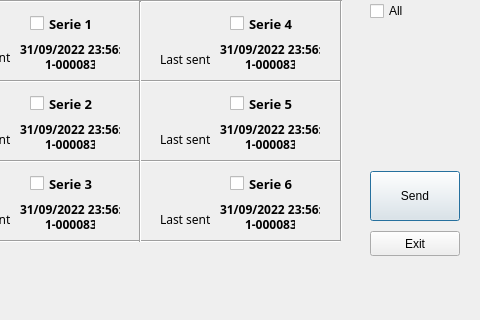
andrei219/euromedia, file uis/SII.ui: the form before one commit; both pictures show x 120 to 600 and y 129 to 449 of the 600 by 449 pixel window.
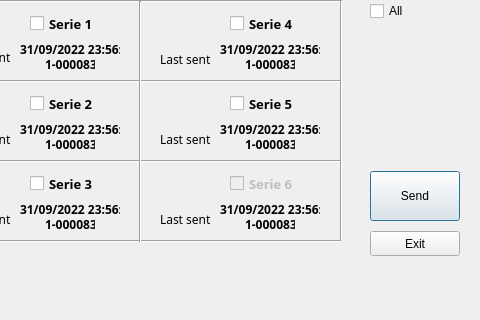
The form after the commit.

Diff of the .ui file:
```diff
--- a/uis/SII.ui
+++ b/uis/SII.ui
@@ -204,6 +204,9 @@
    </property>
   </widget>
   <widget class="QCheckBox" name="serie_6">
+   <property name="enabled">
+    <bool>false</bool>
+   </property>
    <property name="geometry">
     <rect>
      <x>350</x>
```
